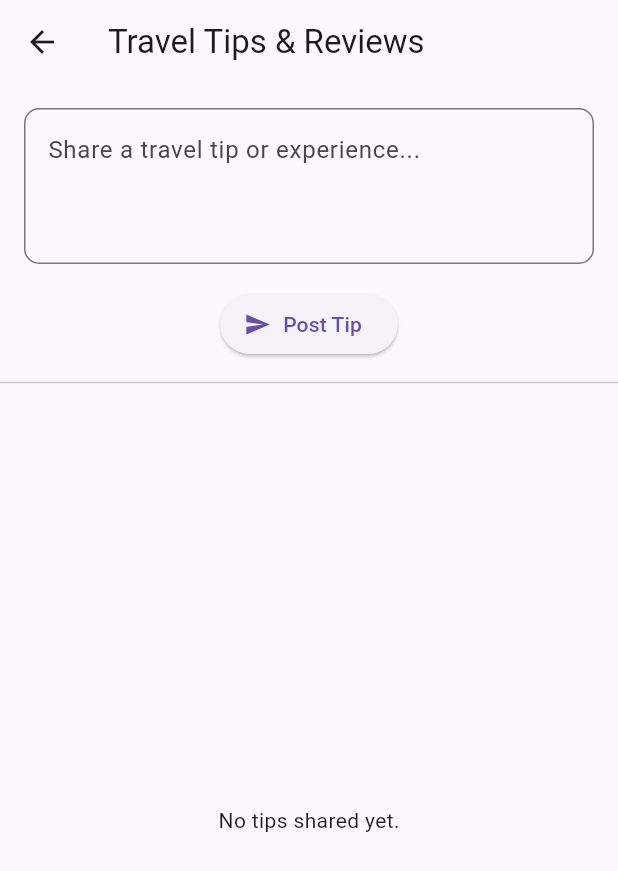
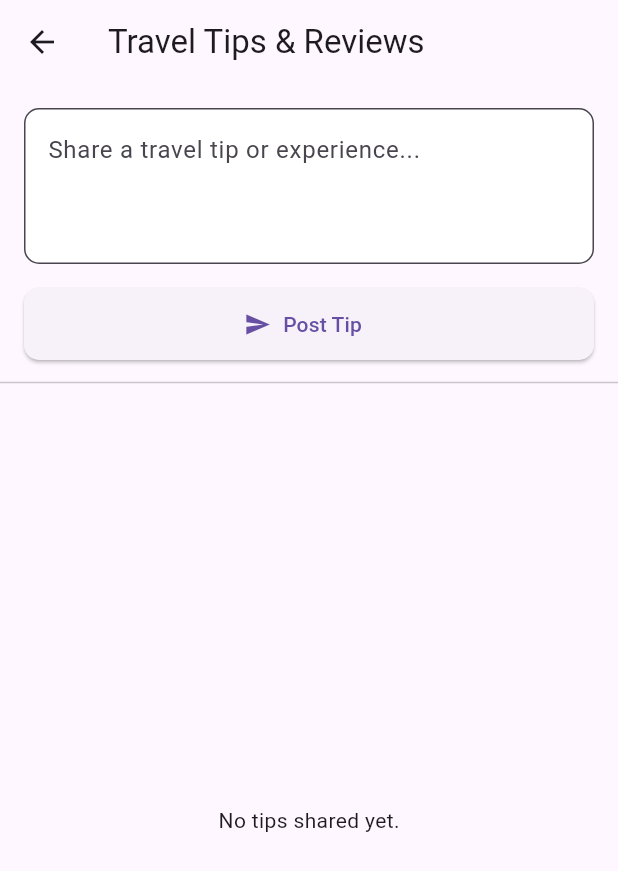
Before and after one commit to charan4112/travel_buddy_app, a Flutter app: the TravelTipsPage screen opened by its route, on a phone screen of 412 x 824 dp. Shown: the top 871 px of the screen. Run offline on Flutter 3.47's test engine with Material 3 defaults, Android fonts, the phone set to English and light mode, and no system bars; our stand-ins replace cloud_firestore, firebase_auth, firebase_core, geolocator, google_maps_flutter; accounts and stored records are empty.

Commit message:
Added TravelTipsPage with Firestore posting and real-time display

```diff
--- a/lib/pages/travel_tips_page.dart
+++ b/lib/pages/travel_tips_page.dart
@@ -10,28 +10,25 @@ class TravelTipsPage extends StatefulWidget {
 }
 
 class _TravelTipsPageState extends State<TravelTipsPage> {
-  final _tipController = TextEditingController();
+  final TextEditingController _tipController = TextEditingController();
   bool _isSubmitting = false;
 
   Future<void> _submitTip() async {
     final text = _tipController.text.trim();
     final user = FirebaseAuth.instance.currentUser;
-
     if (text.isEmpty || user == null) return;
 
     setState(() => _isSubmitting = true);
-
     try {
       await FirebaseFirestore.instance.collection('travel_tips').add({
         'text': text,
         'author': user.email,
         'timestamp': Timestamp.now(),
       });
-
       _tipController.clear();
     } catch (e) {
       ScaffoldMessenger.of(context)
-          .showSnackBar(SnackBar(content: Text("Error: $e")));
+          .showSnackBar(SnackBar(content: Text('Error: $e')));
     } finally {
       setState(() => _isSubmitting = false);
     }
@@ -45,12 +42,13 @@ class _TravelTipsPageState extends State<TravelTipsPage> {
 
   @override
   Widget build(BuildContext context) {
-    final tipsRef = FirebaseFirestore.instance
+    final tipsStream = FirebaseFirestore.instance
         .collection('travel_tips')
-        .orderBy('timestamp', descending: true);
+        .orderBy('timestamp', descending: true)
+        .snapshots();
 
     return Scaffold(
-      appBar: AppBar(title: const Text("Travel Tips & Reviews")),
+      appBar: AppBar(title: const Text('Travel Tips & Reviews')),
       body: Column(
         children: [
           Padding(
@@ -59,10 +57,12 @@ class _TravelTipsPageState extends State<TravelTipsPage> {
               controller: _tipController,
               maxLines: 3,
               decoration: InputDecoration(
-                hintText: "Share a travel tip or experience...",
+                hintText: 'Share a travel tip or experience...',
                 border: OutlineInputBorder(
                   borderRadius: BorderRadius.circular(10),
                 ),
+                fillColor: Colors.white,
+                filled: true,
               ),
             ),
           ),
@@ -73,38 +73,47 @@ class _TravelTipsPageState extends State<TravelTipsPage> {
               icon: const Icon(Icons.send),
               label: _isSubmitting
                   ? const SizedBox(
-                      width: 16,
-                      height: 16,
-                      child: CircularProgressIndicator(strokeWidth: 2),
+                      width: 20,
+                      height: 20,
+                      child:
+                          CircularProgressIndicator(strokeWidth: 2, color: Colors.white),
                     )
-                  : const Text("Post Tip"),
+                  : const Text('Post Tip'),
+              style: ElevatedButton.styleFrom(
+                minimumSize: const Size.fromHeight(48),
+                shape: RoundedRectangleBorder(
+                  borderRadius: BorderRadius.circular(10),
+                ),
+              ),
             ),
           ),
           const Divider(height: 30),
           Expanded(
             child: StreamBuilder<QuerySnapshot>(
-              stream: tipsRef.snapshots(),
+              stream: tipsStream,
               builder: (context, snapshot) {
-                if (!snapshot.hasData) {
+                if (snapshot.connectionState == ConnectionState.waiting) {
                   return const Center(child: CircularProgressIndicator());
                 }
-
-                final tips = snapshot.data!.docs;
-
-                if (tips.isEmpty) {
-                  return const Center(child: Text("No tips shared yet."));
+                final docs = snapshot.data?.docs ?? [];
+                if (docs.isEmpty) {
+                  return const Center(child: Text('No tips shared yet.'));
                 }
-
                 return ListView.builder(
                   padding: const EdgeInsets.all(16),
-                  itemCount: tips.length,
+                  itemCount: docs.length,
                   itemBuilder: (context, index) {
-                    final tip = tips[index].data() as Map<String, dynamic>;
+                    final tip = docs[index].data()! as Map<String, dynamic>;
+                    final author = tip['author'] ?? 'Anonymous';
                     return Card(
                       margin: const EdgeInsets.only(bottom: 12),
+                      shape: RoundedRectangleBorder(
+                        borderRadius: BorderRadius.circular(10),
+                      ),
+                      elevation: 2,
                       child: ListTile(
                         title: Text(tip['text'] ?? ''),
-                        subtitle: Text("— ${tip['author'] ?? 'Anonymous'}"),
+                        subtitle: Text('— $author'),
                       ),
                     );
                   },
```
